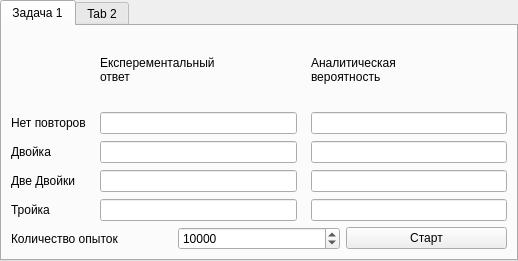
Above: Lab1/mainwindow.ui from Corwinian/PaternRecognition before the change. Below: the same form after it.
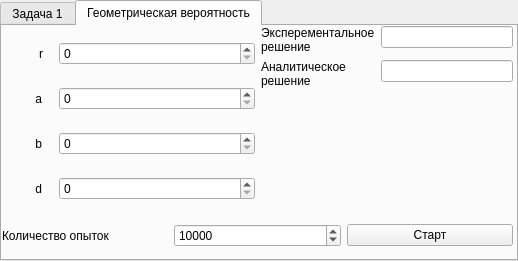
That is the form after the change.

Commit message: сделал UI для 2 задачи

Diff of the .ui file:
```diff
--- a/Lab1/mainwindow.ui
+++ b/Lab1/mainwindow.ui
@@ -29,7 +29,7 @@
     </sizepolicy>
    </property>
    <property name="currentIndex">
-    <number>0</number>
+    <number>1</number>
    </property>
    <widget class="QWidget" name="tab">
     <attribute name="title">
@@ -179,10 +179,176 @@
      </item>
     </layout>
    </widget>
-   <widget class="QWidget" name="tab_2">
+   <widget class="QWidget" name="">
     <attribute name="title">
-     <string>Tab 2</string>
+     <string>Геометрическая вероятность</string>
     </attribute>
+    <widget class="QWidget" name="">
+     <property name="geometry">
+      <rect>
+       <x>0</x>
+       <y>0</y>
+       <width>511</width>
+       <height>221</height>
+      </rect>
+     </property>
+     <layout class="QGridLayout" name="gridLayout_3">
+      <item row="0" column="0">
+       <layout class="QFormLayout" name="formLayout">
+        <property name="sizeConstraint">
+         <enum>QLayout::SetMinAndMaxSize</enum>
+        </property>
+        <item row="0" column="0">
+         <widget class="QLabel" name="label_8">
+          <property name="sizePolicy">
+           <sizepolicy hsizetype="Expanding" vsizetype="Expanding">
+            <horstretch>0</horstretch>
+            <verstretch>0</verstretch>
+           </sizepolicy>
+          </property>
+          <property name="text">
+           <string>           r   </string>
+          </property>
+          <property name="alignment">
+           <set>Qt::AlignRight|Qt::AlignTrailing|Qt::AlignVCenter</set>
+          </property>
+         </widget>
+        </item>
+        <item row="0" column="1">
+         <widget class="QSpinBox" name="leR"/>
+        </item>
+        <item row="1" column="0">
+         <widget class="QLabel" name="label_9">
+          <property name="sizePolicy">
+           <sizepolicy hsizetype="Preferred" vsizetype="Expanding">
+            <horstretch>0</horstretch>
+            <verstretch>0</verstretch>
+           </sizepolicy>
+          </property>
+          <property name="text">
+           <string>          a   </string>
+          </property>
+          <property name="alignment">
+           <set>Qt::AlignRight|Qt::AlignTrailing|Qt::AlignVCenter</set>
+          </property>
+         </widget>
+        </item>
+        <item row="1" column="1">
+         <widget class="QSpinBox" name="leA"/>
+        </item>
+        <item row="2" column="0">
+         <widget class="QLabel" name="label_10">
+          <property name="sizePolicy">
+           <sizepolicy hsizetype="Preferred" vsizetype="Expanding">
+            <horstretch>0</horstretch>
+            <verstretch>0</verstretch>
+           </sizepolicy>
+          </property>
+          <property name="text">
+           <string>          b   </string>
+          </property>
+          <property name="alignment">
+           <set>Qt::AlignRight|Qt::AlignTrailing|Qt::AlignVCenter</set>
+          </property>
+         </widget>
+        </item>
+        <item row="2" column="1">
+         <widget class="QSpinBox" name="leB"/>
+        </item>
+        <item row="3" column="0">
+         <widget class="QLabel" name="label_11">
+          <property name="sizePolicy">
+           <sizepolicy hsizetype="Preferred" vsizetype="Expanding">
+            <horstretch>0</horstretch>
+            <verstretch>0</verstretch>
+           </sizepolicy>
+          </property>
+          <property name="text">
+           <string>          d   </string>
+          </property>
+          <property name="alignment">
+           <set>Qt::AlignRight|Qt::AlignTrailing|Qt::AlignVCenter</set>
+          </property>
+         </widget>
+        </item>
+        <item row="3" column="1">
+         <widget class="QSpinBox" name="leD"/>
+        </item>
+       </layout>
+      </item>
+      <item row="0" column="1">
+       <layout class="QFormLayout" name="formLayout_2">
+        <property name="sizeConstraint">
+         <enum>QLayout::SetMinimumSize</enum>
+        </property>
+        <item row="0" column="0">
+         <widget class="QLabel" name="label_13">
+          <property name="text">
+           <string>Эксперементальное
+решение</string>
+          </property>
+         </widget>
+        </item>
+        <item row="0" column="1">
+         <widget class="QLineEdit" name="leExp">
+          <property name="readOnly">
+           <bool>true</bool>
+          </property>
+         </widget>
+        </item>
+        <item row="1" column="0">
+         <widget class="QLabel" name="label_14">
+          <property name="text">
+           <string>Аналитическое
+решение</string>
+          </property>
+         </widget>
+        </item>
+        <item row="1" column="1">
+         <widget class="QLineEdit" name="elAn">
+          <property name="readOnly">
+           <bool>true</bool>
+          </property>
+         </widget>
+        </item>
+       </layout>
+      </item>
+      <item row="1" column="0" colspan="2">
+       <layout class="QHBoxLayout" name="horizontalLayout_2">
+        <property name="sizeConstraint">
+         <enum>QLayout::SetMinimumSize</enum>
+        </property>
+        <item>
+         <widget class="QLabel" name="label_12">
+          <property name="text">
+           <string>Количество опыток</string>
+          </property>
+         </widget>
+        </item>
+        <item>
+         <widget class="QSpinBox" name="lExpGeomCount">
+          <property name="minimum">
+           <number>500</number>
+          </property>
+          <property name="maximum">
+           <number>100000000</number>
+          </property>
+          <property name="value">
+           <number>10000</number>
+          </property>
+         </widget>
+        </item>
+        <item>
+         <widget class="QPushButton" name="btnGeomStart">
+          <property name="text">
+           <string>Старт</string>
+          </property>
+         </widget>
+        </item>
+       </layout>
+      </item>
+     </layout>
+    </widget>
    </widget>
   </widget>
  </widget>
```
